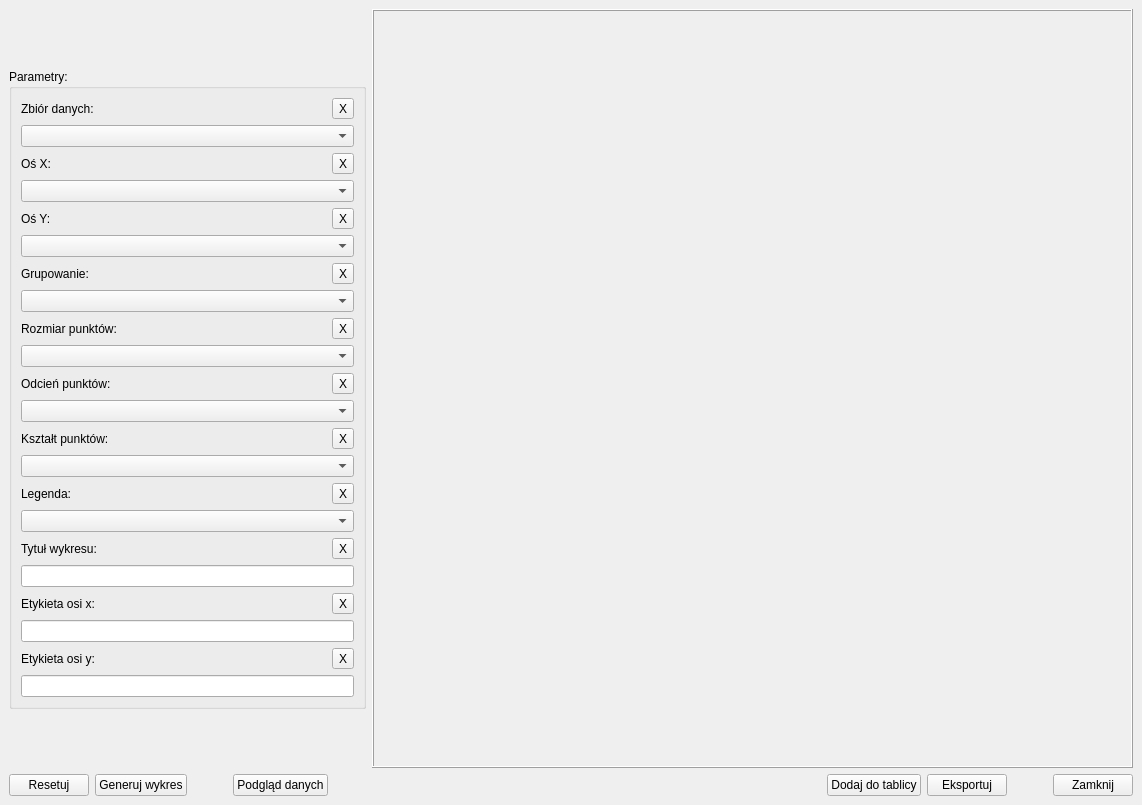
First picture: the form in ui/Plots/scatter-plot-window.ui, repository OskarLewandowski/dex-data-experience, before the edit.
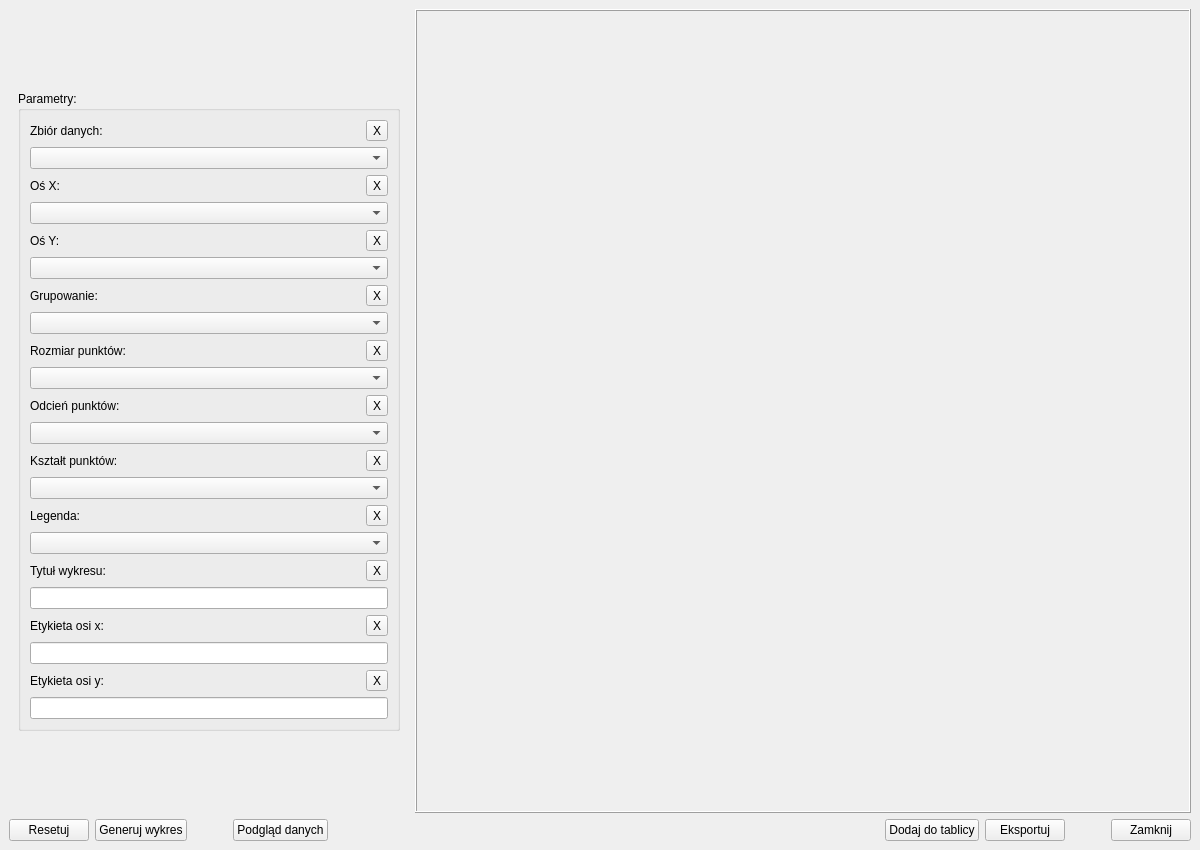
Second picture: the form after the edit.

Commit message: update scatter plot window

```diff
--- a/ui/Plots/scatter-plot-window.ui
+++ b/ui/Plots/scatter-plot-window.ui
@@ -9,10 +9,16 @@
    <rect>
     <x>0</x>
     <y>0</y>
-    <width>1142</width>
-    <height>805</height>
+    <width>1200</width>
+    <height>850</height>
    </rect>
   </property>
+  <property name="minimumSize">
+   <size>
+    <width>1200</width>
+    <height>850</height>
+   </size>
+  </property>
   <property name="windowTitle">
    <string>Wykres punktowy</string>
   </property>
@@ -29,6 +35,9 @@
             <property name="orientation">
              <enum>Qt::Vertical</enum>
             </property>
+            <property name="sizeType">
+             <enum>QSizePolicy::Fixed</enum>
+            </property>
             <property name="sizeHint" stdset="0">
              <size>
               <width>20</width>
@@ -37,10 +46,40 @@
             </property>
            </spacer>
           </item>
+          <item>
+           <widget class="QScrollArea" name="scrollArea">
+            <property name="sizePolicy">
+             <sizepolicy hsizetype="Fixed" vsizetype="Expanding">
+              <horstretch>0</horstretch>
+              <verstretch>0</verstretch>
+             </sizepolicy>
+            </property>
+            <property name="minimumSize">
+             <size>
+              <width>400</width>
+              <height>0</height>
+             </size>
+            </property>
+            <property name="frameShape">
+             <enum>QFrame::NoFrame</enum>
+            </property>
+            <property name="widgetResizable">
+             <bool>true</bool>
+            </property>
+            <widget class="QWidget" name="scrollAreaWidgetContents">
+             <property name="geometry">
+              <rect>
+               <x>0</x>
+               <y>0</y>
+               <width>383</width>
+               <height>708</height>
+              </rect>
+             </property>
+             <layout class="QVBoxLayout" name="verticalLayout_16">
           <item>
            <widget class="QGroupBox" name="groupBox">
             <property name="sizePolicy">
-             <sizepolicy hsizetype="Fixed" vsizetype="Fixed">
+                 <sizepolicy hsizetype="Expanding" vsizetype="Fixed">
               <horstretch>0</horstretch>
               <verstretch>0</verstretch>
              </sizepolicy>
@@ -729,11 +768,18 @@
             </layout>
            </widget>
           </item>
+             </layout>
+            </widget>
+           </widget>
+          </item>
           <item>
            <spacer name="verticalSpacer">
             <property name="orientation">
              <enum>Qt::Vertical</enum>
             </property>
+            <property name="sizeType">
+             <enum>QSizePolicy::Fixed</enum>
+            </property>
             <property name="sizeHint" stdset="0">
              <size>
               <width>20</width>
@@ -763,6 +809,12 @@
              <verstretch>0</verstretch>
             </sizepolicy>
            </property>
+           <property name="minimumSize">
+            <size>
+             <width>0</width>
+             <height>0</height>
+            </size>
+           </property>
           </widget>
          </item>
         </layout>
```
Lines whose indentation alone changed are shown as unchanged. The commit also changes 1 other file.
